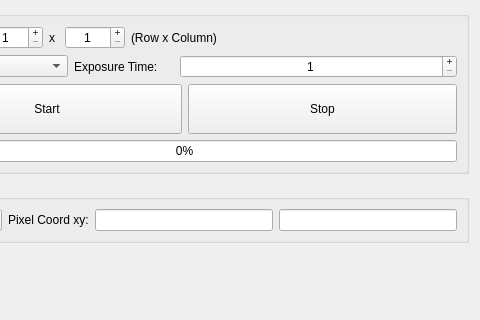
Before: the Qt Designer form micromanager_gui/_ui/explore_sample.ui in pymmcore-plus/napari-micromanager, drawn with Qt 5; both pictures show x 111 to 591 and y 0 to 320 of the 591 by 472 pixel window.
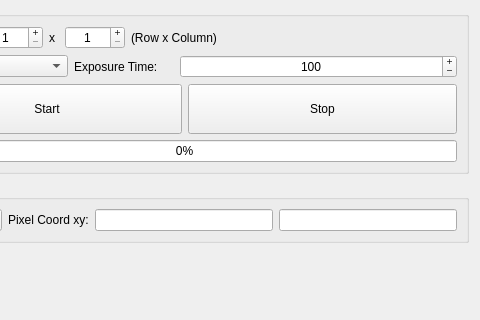
After: the same form once the commit is applied.

What changed in the file:
```diff
--- a/micromanager_gui/_ui/explore_sample.ui
+++ b/micromanager_gui/_ui/explore_sample.ui
@@ -265,7 +265,7 @@
              <number>10000</number>
             </property>
             <property name="value">
-             <number>1</number>
+             <number>100</number>
             </property>
            </widget>
           </item>
```
